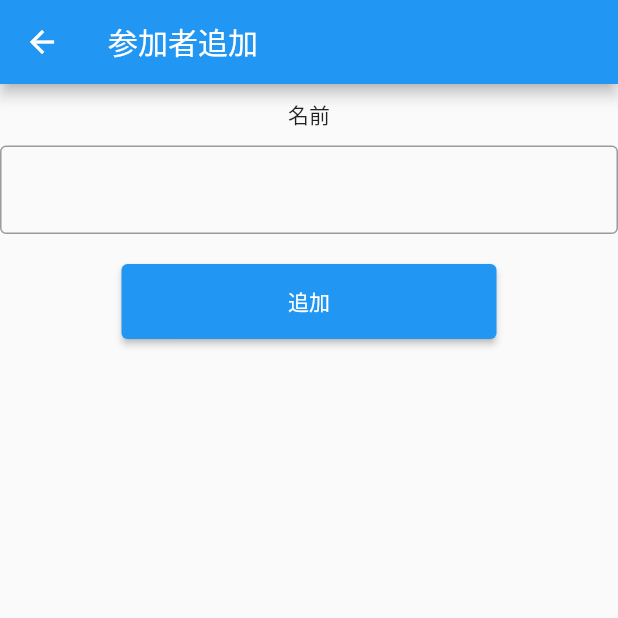
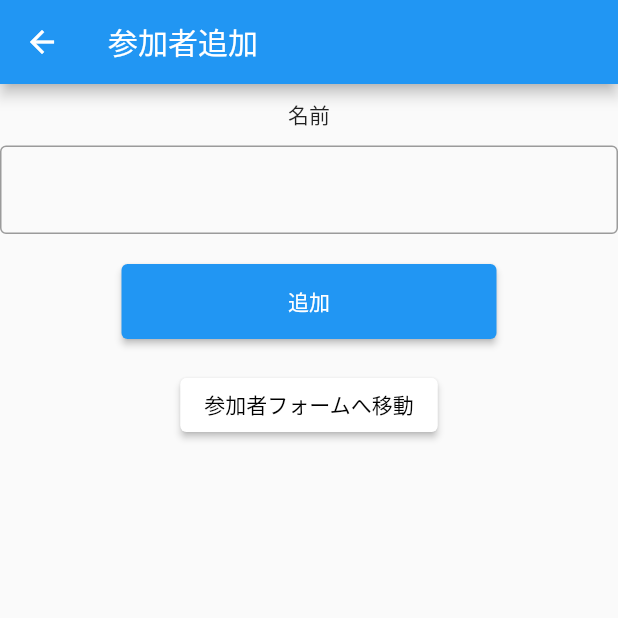
Before and after one commit to takuowake/ivent-reception-app, a Flutter app: the screen it shows after launch, after a tap on "出席", after a tap on the "add" icon, on a phone screen of 412 x 824 dp, the top half of it. Run offline on Flutter 3.47's test engine with Material 2 defaults, Android fonts, the phone set to English and light mode, and no system bars; our stand-ins replace cloud_firestore, firebase_core; accounts and stored records are empty; generated files the repository leaves out were written again.

Commit message:
🍀エラーの修正

```diff
--- a/lib/main.dart
+++ b/lib/main.dart
@@ -1,7 +1,6 @@
 import 'package:firebase_core/firebase_core.dart';
 import 'package:flutter/material.dart';
 import 'package:webtotop/firebase_options.dart';
-import 'package:webtotop/pages/check_form.dart';
 
 import 'pages/top_page.dart';
 
--- a/lib/pages/add_name_page.dart
+++ b/lib/pages/add_name_page.dart
@@ -1,5 +1,6 @@
 import 'package:cloud_firestore/cloud_firestore.dart';
 import 'package:flutter/material.dart';
+import 'package:webtotop/pages/check_form.dart';
 
 
 class AddNamePage extends StatefulWidget {
@@ -82,6 +83,18 @@ class _AddNamePageState extends State<AddNamePage> {
                     },
                     child: const Text('追加')),
               ),
+            ),
+            Padding(
+              padding: const EdgeInsets.only(top: 20.0),
+              child: ElevatedButton(
+                style: ElevatedButton.styleFrom(
+                  backgroundColor: Colors.white
+                ),
+                onPressed: () {
+                  Navigator.push(context, MaterialPageRoute(builder: (context) => const CheckForm()));
+                },
+                child: const Text('参加者フォームへ移動', style: TextStyle(color: Colors.black))
+              ),
             )
           ],
         ),
--- a/lib/pages/attendance_name_page.dart
+++ b/lib/pages/attendance_name_page.dart
@@ -81,6 +81,7 @@ class _AttendanceNamePageState extends State<AttendanceNamePage> {
                                                 await snapshot.data?.docs[index].reference.update({
                                                   'name': editNameController.text
                                                 });
+                                                if(!mounted) return;
                                                 Navigator.pop(context);
                                               },
                                               child: const Text('編集'),
--- a/lib/pages/success_attendance_page.dart
+++ b/lib/pages/success_attendance_page.dart
@@ -37,8 +37,8 @@ class _SuccessAttendanceState extends State<SuccessAttendance> {
         child: Container(
           width: 500,
           height: 300,
-          decoration: BoxDecoration(color: Colors.blueAccent),
-          child: Center(
+          decoration: const BoxDecoration(color: Colors.blueAccent),
+          child: const Center(
             child: Text(
               '当イベントにご参加いただき\nありがとうございます。\n\n受付が完了いたしました。',
               style: TextStyle(
--- a/lib/pages/top_page.dart
+++ b/lib/pages/top_page.dart
@@ -28,7 +28,7 @@ class _TopPageState extends State<TopPage> {
         alignment: Alignment.bottomCenter,
         children: [
           showUnconfirmedNamePage
-              ? UnconfirmedNamePage()
+              ? const UnconfirmedNamePage()
               : const AttendanceNamePage(),
           Row(
             children: [
```
Also changed, not shown: lib/pages/check_form.dart (+9 -7 lines), lib/pages/unconfirmed_name_page.dart (+16 -13 lines).
